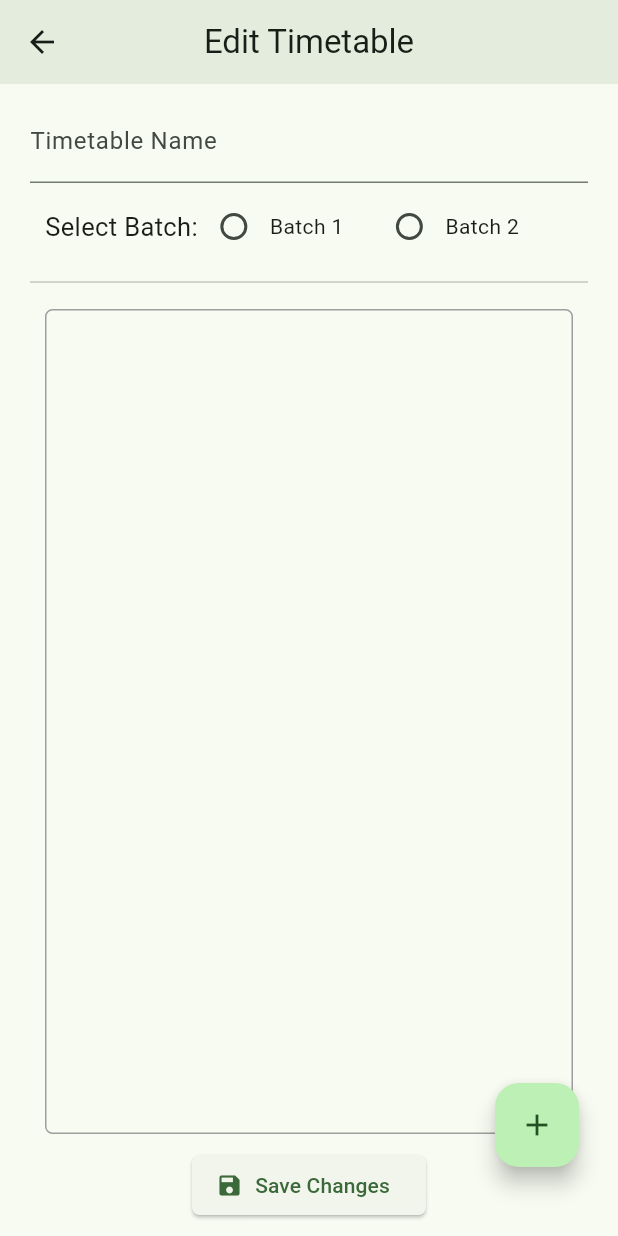
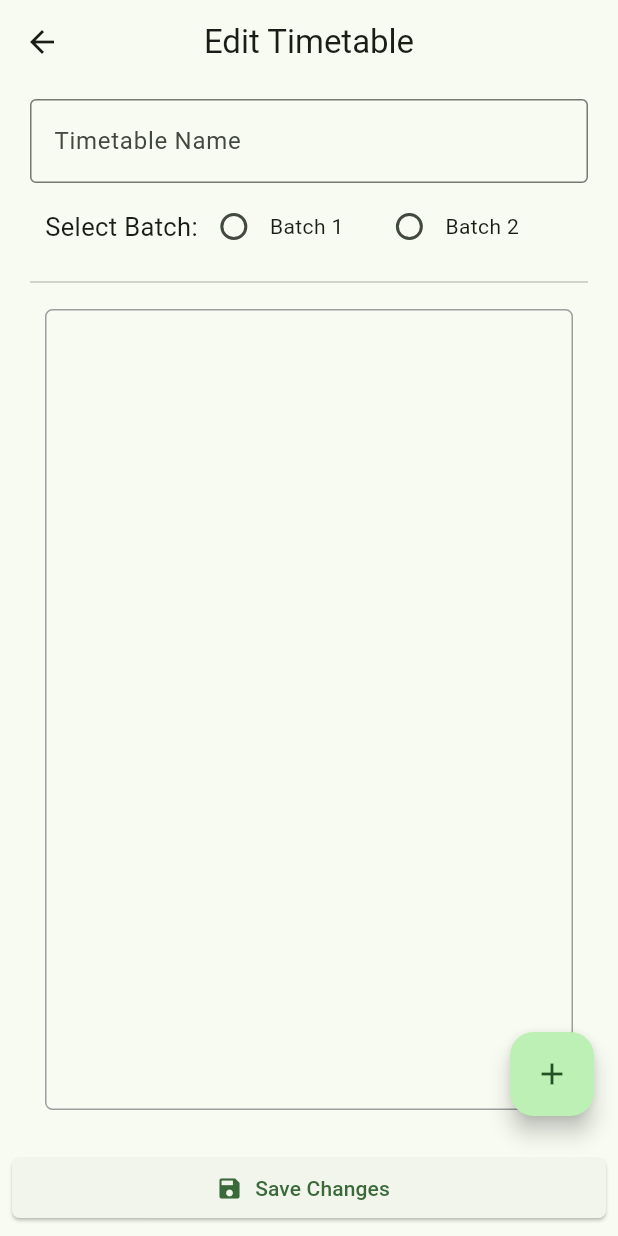
Before and after one commit to Sreeram3927/class_trackr, a Flutter app: the EditTimetablePage screen opened directly with empty values, on a phone screen of 412 x 824 dp. Run offline on Flutter 3.47's test engine with Material 3 defaults, Android fonts, the light colour scheme and no system bars; our stand-ins replace cloud_firestore, firebase_analytics, firebase_core, fluttertoast, font_awesome_flutter, shared_preferences; accounts and stored records are empty; generated files the repository leaves out were written again.

Commit message:
use save button in bt nav bar

```diff
--- a/lib/screens/settings/edit_timetable/edit_timetable.dart
+++ b/lib/screens/settings/edit_timetable/edit_timetable.dart
@@ -81,7 +81,6 @@ class _EditTimetablePageState extends State<EditTimetablePage> {
         appBar: AppBar(
           title: const Text('Edit Timetable'),
           centerTitle: true,
-          elevation: 5.0,
         ),
         body: Form(
           key: _formKey,
@@ -93,7 +92,14 @@ class _EditTimetablePageState extends State<EditTimetablePage> {
                 _batchEditor(),
                 const Divider(),
                 Expanded(child: _slotsUsed()),
-                ElevatedButton.icon(
+              ],
+            ),
+          ),
+        ),
+        floatingActionButton: _addSlot(),
+        bottomNavigationBar: Padding(
+          padding: const EdgeInsets.all(8.0),
+          child: ElevatedButton.icon(
             onPressed: () {
               if (_formKey.currentState!.validate()) {
                 _formKey.currentState!.save();
@@ -102,19 +108,14 @@ class _EditTimetablePageState extends State<EditTimetablePage> {
             icon: const Icon(Icons.save),
             label: const Text('Save Changes'),
             style: ButtonStyle(
-                    maximumSize: MaterialStateProperty.all<Size>(const Size(double.infinity, 50.0)),
               shape: MaterialStateProperty.all<RoundedRectangleBorder>(
                 RoundedRectangleBorder(
                   borderRadius: BorderRadius.circular(5.0),
                 ),
               ),
             ),
-                )
-              ],
           ),
         ),
-        ),
-        floatingActionButton: _addSlot(),
       ),
     );
   }
@@ -124,6 +125,7 @@ class _EditTimetablePageState extends State<EditTimetablePage> {
       initialValue: _timetableName,
       decoration: const InputDecoration(
         labelText: 'Timetable Name',
+        border: OutlineInputBorder(),
       ),
       validator: (String? value) {
         if (value!.isEmpty) {
@@ -175,9 +177,7 @@ class _EditTimetablePageState extends State<EditTimetablePage> {
   }
 
   Widget _addSlot() {
-    return Padding(
-      padding: const EdgeInsets.fromLTRB(0, 0, 10, 30),
-      child: FloatingActionButton(
+    return FloatingActionButton(
       onPressed: () async {
 
         final String? selectedSlot = await showDialog(
@@ -203,7 +203,6 @@ class _EditTimetablePageState extends State<EditTimetablePage> {
         }
       },
       child: const Icon(Icons.add),
-      ),
     );
   }
 
```
Lines whose indentation alone changed are shown as unchanged.
